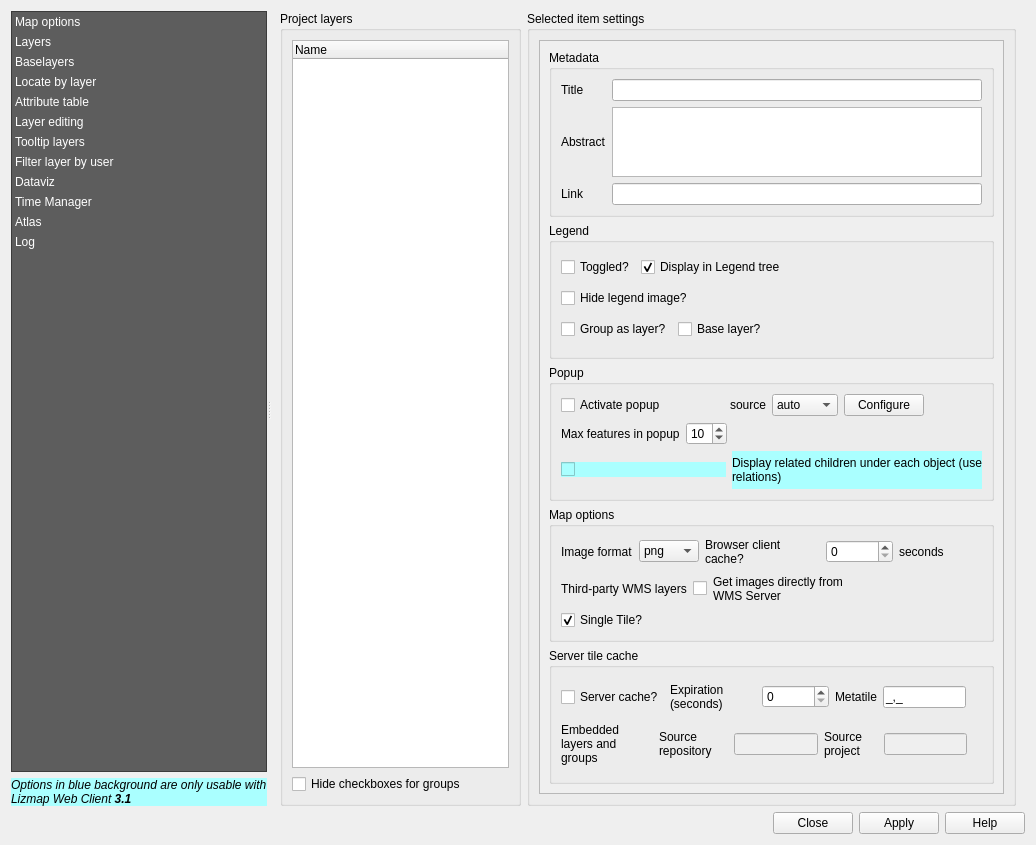
Before: the Qt Designer form ui_lizmap.ui in 3liz/lizmap-plugin, drawn with Qt 5.
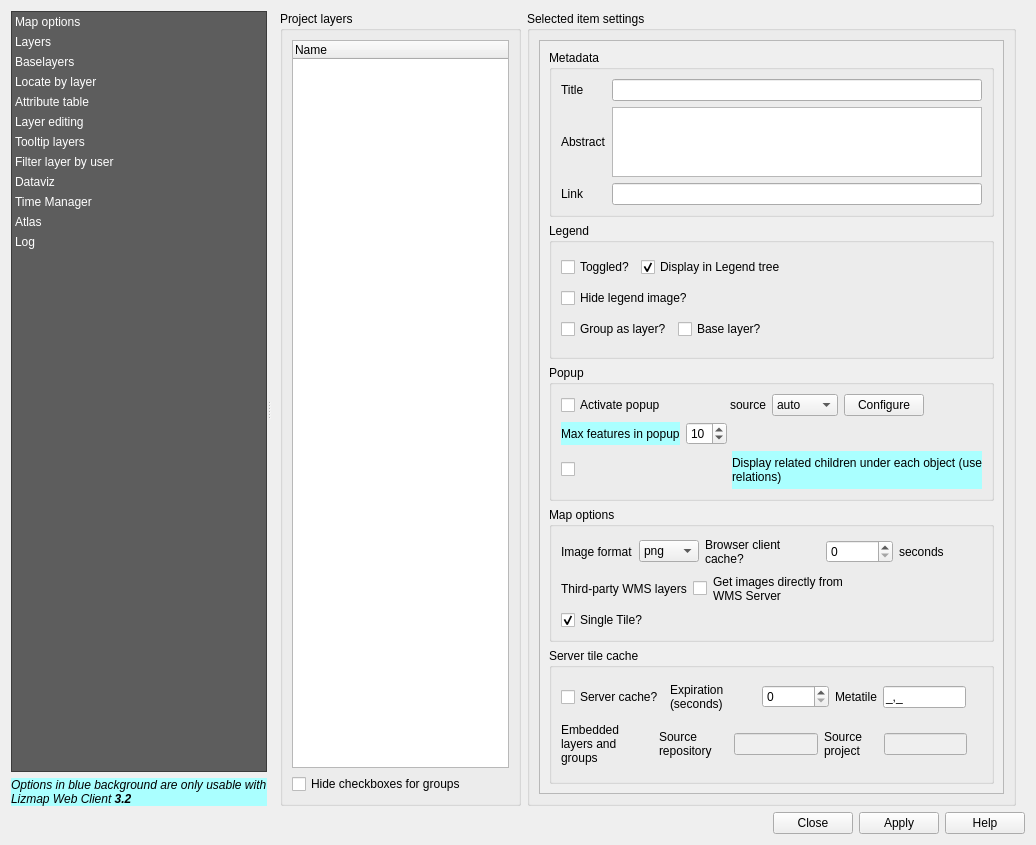
After: the same form once the commit is applied. The open tabs and pages were chosen to show the change. Icons and pictures are not drawn. Custom widgets are drawn as their Qt base class.

Commit message: Interface - Add blue background warnings for Lizmap Web Client 3.2

Patch:
```diff
--- a/ui_lizmap.ui
+++ b/ui_lizmap.ui
@@ -234,7 +234,7 @@
           <string notr="true">background-color:rgb(170, 255, 255);</string>
          </property>
          <property name="text">
-          <string>&lt;html&gt;&lt;head/&gt;&lt;body&gt;&lt;p&gt;Options in blue background are only usable with Lizmap Web Client &lt;span style=&quot; font-weight:600;&quot;&gt;3.1&lt;/span&gt;&lt;/p&gt;&lt;/body&gt;&lt;/html&gt;</string>
+          <string>&lt;html&gt;&lt;head/&gt;&lt;body&gt;&lt;p&gt;Options in blue background are only usable with Lizmap Web Client &lt;span style=&quot; font-weight:600;&quot;&gt;3.2&lt;/span&gt;&lt;/p&gt;&lt;/body&gt;&lt;/html&gt;</string>
          </property>
          <property name="wordWrap">
           <bool>true</bool>
@@ -1158,6 +1158,9 @@
                           <layout class="QHBoxLayout" name="horizontalLayout_37">
                            <item>
                             <widget class="QLabel" name="label_81">
+                             <property name="styleSheet">
+                              <string notr="true">background-color:rgb(170, 255, 255);</string>
+                             </property>
                              <property name="text">
                               <string>Max features in popup</string>
                              </property>
@@ -1196,7 +1199,7 @@
                               <string>When checked, Lizmap will show children data under each parent popup. You should activate popup for parent and child layers.</string>
                              </property>
                              <property name="styleSheet">
-                              <string notr="true">background-color:rgb(170, 255, 255);</string>
+                              <string notr="true"/>
                              </property>
                              <property name="text">
                               <string/>
```
Left out of the diff: 22 changed lines with no effect on the pictures.
